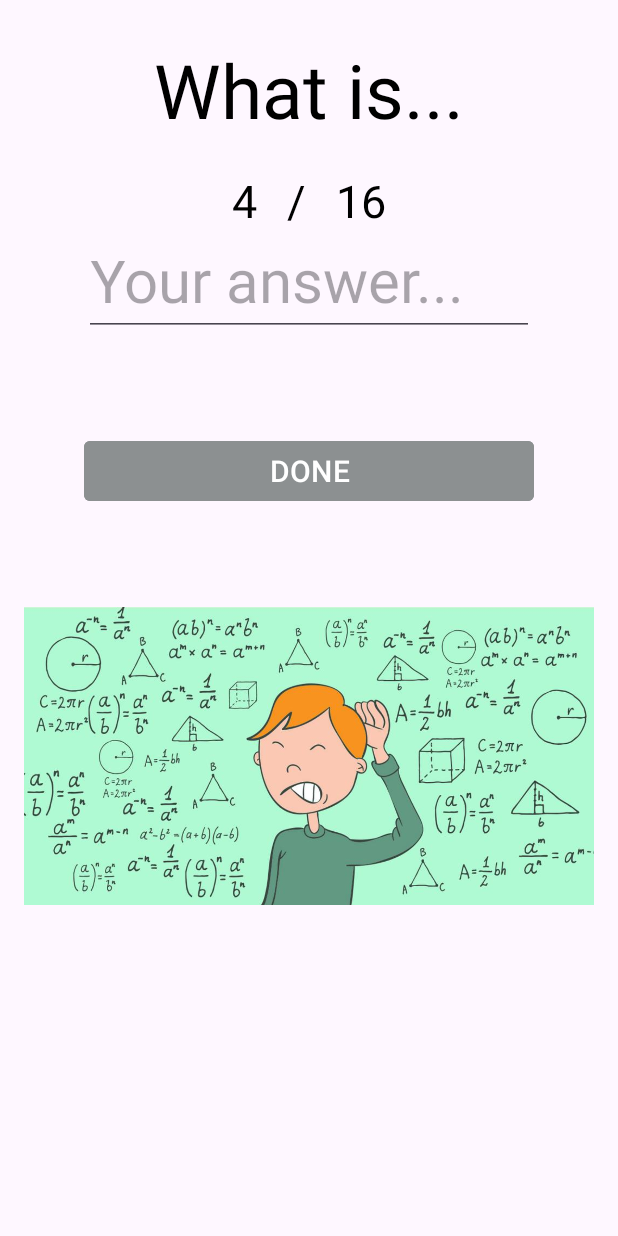
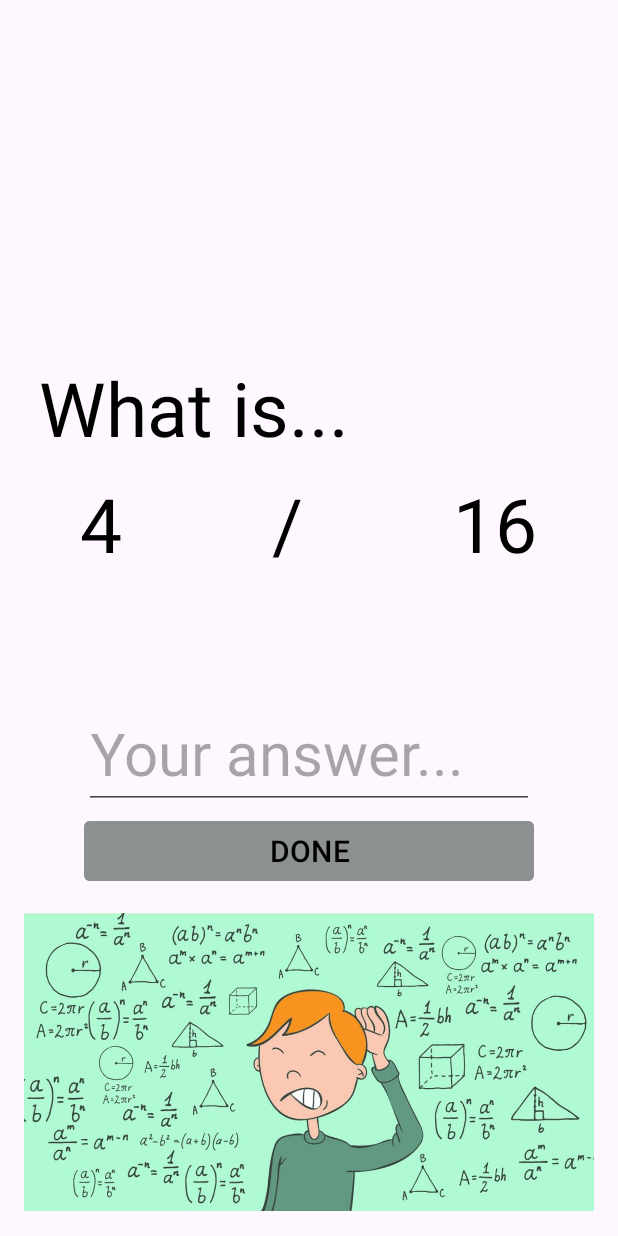
Before and after one commit to kenna-edwards55/Project3New, an Android app: the fragment QuestionFragment placed in its activity, on a phone screen of 412 x 824 dp. Run offline under Robolectric (Android 15) with nearby library versions, the light colour scheme and no system bars; 4 statements that could not run were skipped.

Commit message:
QuestionFragment.kt and CorrectAnswersFragment.kt UI improvements

```diff
--- a/app/src/main/java/com/example/project3new/CorrectAnswersFragment.kt
+++ b/app/src/main/java/com/example/project3new/CorrectAnswersFragment.kt
@@ -30,7 +30,7 @@ class CorrectAnswersFragment : Fragment() {
         val numCorrect = CorrectAnswersFragmentArgs.fromBundle(requireArguments()).numCorrect
         val outOf = CorrectAnswersFragmentArgs.fromBundle(requireArguments()).numOutOf
 
-        tvScore?.text = "You scored $numCorrect out of $outOf"
+        tvScore?.text = "Your score $numCorrect out of $outOf"
 
         doAgainButton?.setOnClickListener {
             Log.i("CorrectAnswersFragment.kt", "Do again button pressed")
--- a/app/src/main/res/layout/fragment_question.xml
+++ b/app/src/main/res/layout/fragment_question.xml
@@ -9,12 +9,13 @@
     <LinearLayout
         android:layout_width="match_parent"
         android:layout_height="match_parent"
-        android:orientation="vertical">
+        android:orientation="vertical"
+        android:gravity="center">
 
         <LinearLayout
             android:layout_width="match_parent"
             android:layout_height="wrap_content"
-            android:gravity="center"
+            android:gravity="left"
             android:orientation="horizontal">
 
             <TextView
@@ -30,33 +31,33 @@
             android:layout_width="match_parent"
             android:layout_height="wrap_content"
             android:gravity="center"
-            android:orientation="horizontal">
+            android:orientation="horizontal"
+            android:layout_marginBottom="100dp">
 <!--    TODO change to string resource of text-->
+
             <TextView
                 android:id="@+id/tv_num1"
                 android:layout_width="wrap_content"
-                android:layout_height="match_parent"
-                android:layout_margin="10dp"
+                android:layout_height="64dp"
+                android:layout_marginRight="100dp"
                 android:text="1"
                 android:textColor="@color/black"
-                android:textSize="30dp" />
-<!--            TODO change to the operation they chose-->
+                android:textSize="50dp" />
             <TextView
                 android:id="@+id/tv_operation"
                 android:layout_width="wrap_content"
                 android:layout_height="match_parent"
-                android:layout_margin="10dp"
                 android:text="X"
                 android:textColor="@color/black"
-                android:textSize="30dp" />
+                android:textSize="50dp" />
             <TextView
                 android:id="@+id/tv_num2"
                 android:layout_width="wrap_content"
                 android:layout_height="match_parent"
-                android:layout_margin="10dp"
+                android:layout_marginLeft="100dp"
                 android:text="1"
                 android:textColor="@color/black"
-                android:textSize="30dp" />
+                android:textSize="50dp" />
 <!--            TODO delete-->
             <TextView
                 android:id= "@+id/tv_correct"
@@ -81,7 +82,7 @@
 
         <LinearLayout
             android:layout_width="match_parent"
-            android:layout_height="180dp"
+            android:layout_height="wrap_content"
             android:gravity="center"
             android:orientation="horizontal">
 
@@ -91,19 +92,24 @@
                 android:layout_height="wrap_content"
                 android:layout_margin="4dp"
                 android:enabled="true"
+                android:textColor="@color/black"
                 android:clickable="true"
                 android:text="@string/done_button_str"
                 android:textSize="20sp"
                 android:backgroundTint="@color/gray"
                 app:cornerRadius="4dp" />
         </LinearLayout>
+    </LinearLayout>
+    <RelativeLayout
+        android:layout_width="match_parent"
+        android:layout_height="wrap_content"
+        android:layout_alignParentBottom="true">
 
         <ImageView
             android:id="@+id/imageView"
             android:layout_width="match_parent"
             android:layout_height="200dp"
             app:srcCompat="@drawable/hated_math_1200x627" />
-
-    </LinearLayout>
+    </RelativeLayout>
 
 </RelativeLayout>
--- a/app/src/main/res/values/strings.xml
+++ b/app/src/main/res/values/strings.xml
@@ -1,6 +1,5 @@
 <resources>
     <string name="app_name">Practice Arithmetic</string>
-    <!-- TODO: Remove or change this placeholder text -->
     <string name="blank_text_view">blank</string>
     <string name="difficulty_text_view">Select Difficulty:</string>
     <string name="operation_text_view">Select Operation:</string>
```
Also changed, not shown: app/src/main/java/com/example/project3new/WelcomeFragment.kt (+0 -9 lines), app/src/main/res/layout/fragment_correct_answers.xml (+4 -3 lines), app/src/main/res/layout/fragment_welcome.xml (+4 -3 lines).
